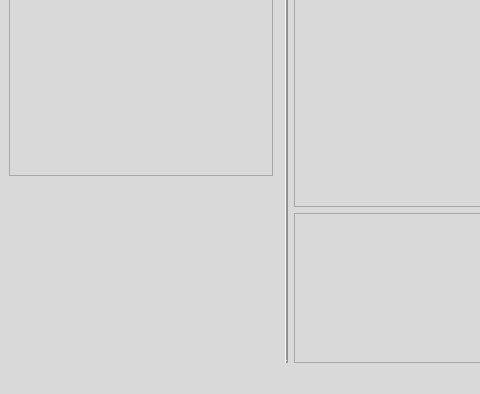
Before: the Qt Designer form Qt/MainWindow.ui in laserkelvin/FTSpecViewer, drawn with Qt 5; both pictures show x 0 to 480 and y 386 to 780 of the 1280 by 780 pixel window.
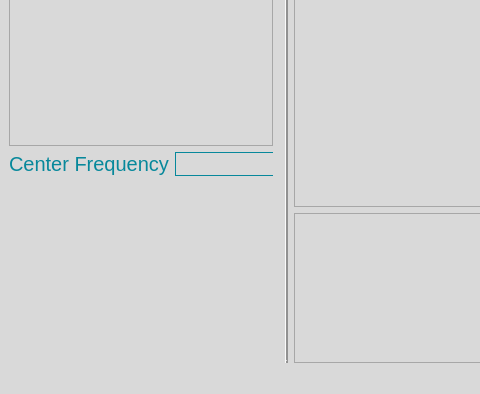
After: the same form once the commit is applied. The open tabs and pages were chosen to show the change. Custom widgets are drawn as their Qt base class.

Diff of the .ui file:
```diff
--- a/Qt/MainWindow.ui
+++ b/Qt/MainWindow.ui
@@ -596,6 +596,47 @@
            </property>
           </widget>
          </item>
+         <item>
+          <layout class="QFormLayout" name="formLayout_4">
+           <item row="0" column="0">
+            <widget class="QLabel" name="label_17">
+             <property name="font">
+              <font>
+               <pointsize>15</pointsize>
+              </font>
+             </property>
+             <property name="text">
+              <string>Center Frequency</string>
+             </property>
+            </widget>
+           </item>
+           <item row="0" column="1">
+            <widget class="QLabel" name="labelCenterFrequency">
+             <property name="minimumSize">
+              <size>
+               <width>100</width>
+               <height>0</height>
+              </size>
+             </property>
+             <property name="maximumSize">
+              <size>
+               <width>100</width>
+               <height>30</height>
+              </size>
+             </property>
+             <property name="frameShape">
+              <enum>QFrame::Box</enum>
+             </property>
+             <property name="text">
+              <string/>
+             </property>
+             <property name="margin">
+              <number>50</number>
+             </property>
+            </widget>
+           </item>
+          </layout>
+         </item>
         </layout>
        </widget>
       </widget>
```
Left out of the diff: 14 changed lines with no effect on the pictures.
